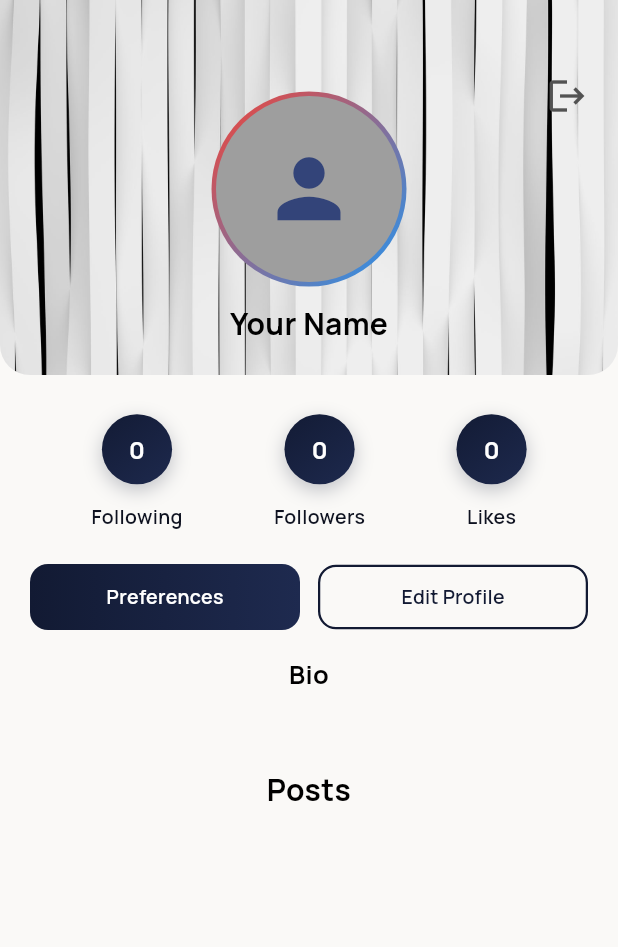
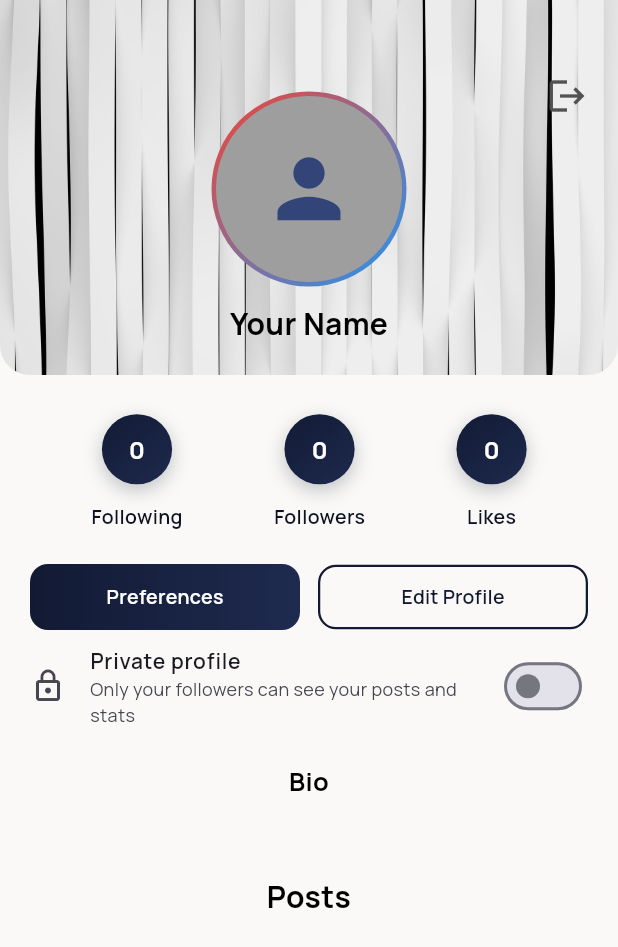
Before and after one commit to Aurangzaibsial/Fashion-hub, a Flutter app: the screen it shows once a user with an empty profile is signed in, in the side drawer, after a tap on "Profile", on a phone screen of 412 x 824 dp. Shown: the top 947 px of the screen. Run offline on Flutter 3.47's test engine with Material 3 defaults, Android fonts, the phone set to English and light mode, and no system bars; our stand-ins replace blurrycontainer, cached_network_image, carousel_slider, cloud_firestore, firebase_auth, firebase_core and 5 more; accounts and stored records are empty; network calls fail.

Commit message:
Add private profile switch: hide posts, stats and bio from non-followers

```diff
--- a/lib/profilepage.dart
+++ b/lib/profilepage.dart
@@ -17,7 +17,7 @@ import 'package:http/http.dart' as http;
 
 class ProfilePage extends StatefulWidget {
   final String? userId;
-  const ProfilePage({Key? key, this.userId}) : super(key: key);
+  const ProfilePage({super.key, this.userId});
   @override
   State<ProfilePage> createState() => _ProfilePageState();
 }
@@ -339,7 +339,7 @@ class _ProfilePageState extends State<ProfilePage> {
     );
   }
 
-  Widget _buildProfileHeader(Map<String, dynamic> userData) {
+  Widget _buildProfileHeader(Map<String, dynamic> userData, {bool locked = false}) {
     final String name =
         (("${userData['firstName'] ?? ''} ${userData['lastName'] ?? ''}")
                     .trim()
@@ -456,6 +456,7 @@ class _ProfilePageState extends State<ProfilePage> {
           ],
         ),
         const SizedBox(height: 20),
+        if (!locked)
         FutureBuilder<Map<String, int>>(
           future: _getUserStats(),
           builder: (context, snapshot) {
@@ -556,6 +557,18 @@ class _ProfilePageState extends State<ProfilePage> {
                     ),
                   ],
                 ),
+                SwitchListTile(
+                  contentPadding: EdgeInsets.zero,
+                  secondary: const Icon(Icons.lock_outline),
+                  title: const Text("Private profile",
+                      style: TextStyle(fontWeight: FontWeight.w600, fontSize: 14)),
+                  subtitle: const Text("Only your followers can see your posts and stats",
+                      style: TextStyle(fontSize: 12)),
+                  value: userData['isPrivate'] == true,
+                  onChanged: (v) => _usersRef
+                      .doc(_currentUser!.uid)
+                      .update({'isPrivate': v}),
+                ),
               ],
             ),
           ),
@@ -577,7 +590,7 @@ class _ProfilePageState extends State<ProfilePage> {
             shape: BoxShape.circle,
             boxShadow: [
               BoxShadow(
-                color: const Color(0xFF121A33).withOpacity(0.25),
+                color: const Color(0xFF121A33).withValues(alpha: 0.25),
                 blurRadius: 10,
                 offset: const Offset(0, 4),
               ),
@@ -842,6 +855,29 @@ class _ProfilePageState extends State<ProfilePage> {
             return const Center(child: CircularProgressIndicator());
           }
           final userData = snapshot.data!.data() as Map<String, dynamic>;
+          final bool isOwner = effectiveUserId == _currentUser!.uid;
+          final bool isFollower = userData['followers'] is List &&
+              (userData['followers'] as List).contains(_currentUser!.uid);
+          final bool locked =
+              userData['isPrivate'] == true && !isOwner && !isFollower;
+          if (locked) {
+            return SingleChildScrollView(
+              child: Column(
+                children: [
+                  _buildProfileHeader(userData, locked: true),
+                  const SizedBox(height: 40),
+                  const Icon(Icons.lock_outline, size: 56, color: Colors.grey),
+                  const SizedBox(height: 12),
+                  const Text("This profile is private",
+                      style:
+                          TextStyle(fontSize: 18, fontWeight: FontWeight.bold)),
+                  const SizedBox(height: 6),
+                  Text("Only followers can see their posts and details.",
+                      style: TextStyle(fontSize: 14, color: Colors.grey[700])),
+                ],
+              ),
+            );
+          }
           return SingleChildScrollView(
             child: Column(
               children: [
@@ -879,7 +915,7 @@ class _ProfilePageState extends State<ProfilePage> {
 
 class FullImagePage extends StatelessWidget {
   final String imageUrl;
-  const FullImagePage({Key? key, required this.imageUrl}) : super(key: key);
+  const FullImagePage({super.key, required this.imageUrl});
   @override
   Widget build(BuildContext context) {
     return Scaffold(
@@ -892,8 +928,7 @@ class FullImagePage extends StatelessWidget {
 class UserListPage extends StatelessWidget {
   final String title;
   final List<String> userIds;
-  const UserListPage({Key? key, required this.title, required this.userIds})
-      : super(key: key);
+  const UserListPage({super.key, required this.title, required this.userIds});
   @override
   Widget build(BuildContext context) {
     return Scaffold(
```
